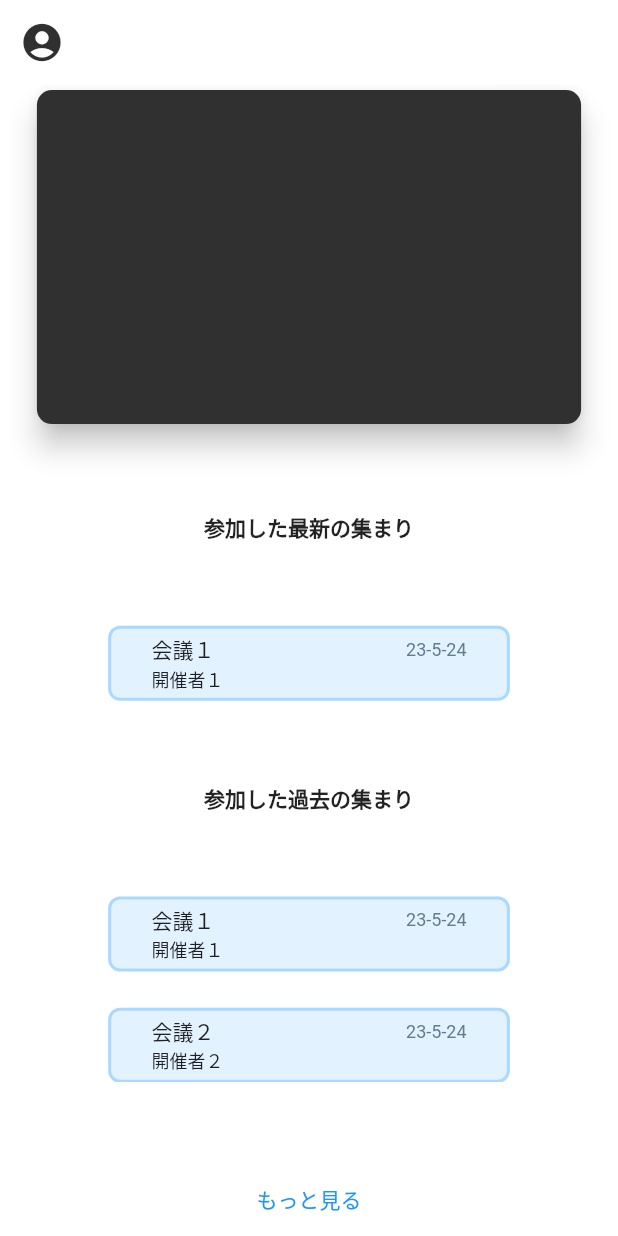
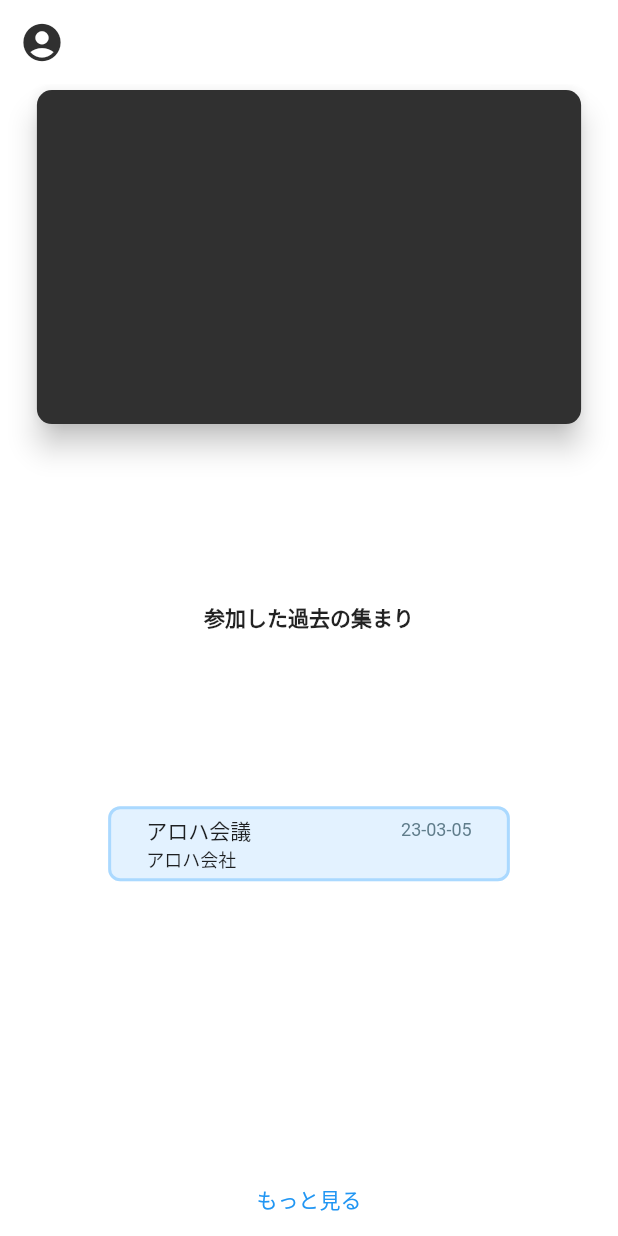
Before and after one commit to MpshamanA/hairakuApp, a Flutter app: the Home screen opened directly, after a tap on "もっと見る", on a phone screen of 412 x 824 dp. Run offline on Flutter 3.47's test engine with Material 2 defaults, Android fonts, the phone set to English and light mode, and no system bars; our stand-ins replace cloud_firestore, email_validator, firebase_auth, firebase_core, flutter_riverpod, qr_flutter; missing offline and left inert: qr_code_scanner; accounts and stored records are empty.

Commit message:
会議情報UIをfirestoreに接続して作成するように修正

```diff
--- a/lib/Page/Home/Home_page.dart
+++ b/lib/Page/Home/Home_page.dart
@@ -1,3 +1,6 @@
+import 'dart:math';
+
+import 'package:cloud_firestore/cloud_firestore.dart';
 import 'package:flutter/material.dart';
 import 'package:flutter_riverpod/flutter_riverpod.dart';
 import 'package:user_manage_qrcode/Page/AccountSetting/AccountSetting_page.dart';
@@ -5,61 +8,14 @@ import 'package:user_manage_qrcode/Page/AccountSetting/AccountSetting_page.dart'
 // import '../../Component/AlertBuilderForCupertino.dart';
 import '../../Const//ConstColors.dart';
 import '../../Custom/CustomMaterialPageRoute.dart';
-import '../../Model/Customer.dart';
+import '../../Component/UserCard.dart';
+import '../../Component/MeetingCard.dart';
 import '../../Providers/userInfo_provider.dart';
 // import '../../Providers/userManage_provider.dart';
 
-class _UserCard extends StatelessWidget {
-  _UserCard(
-      {Key? key,
-      required this.mainColor,
-      required this.customer,
-      required this.deviceSize})
-      : super(key: key);
+import 'package:intl/intl.dart';
 
-  final Customer customer;
-  final Color mainColor;
-  final Size deviceSize;
-
-  @override
-  Widget build(BuildContext context) {
-    return Center(
-      child: SizedBox(
-        height: deviceSize.height * 0.28,
-        width: deviceSize.width * 0.9,
-        child: Card(
-          color: mainColor, // Card自体の色
-          elevation: 8, // 影の離れ具合
-          shadowColor: Colors.black, // 影の色
-          shape: RoundedRectangleBorder(
-            // 枠線を変更できる
-            borderRadius: BorderRadius.circular(10),
-          ),
-          child: Center(
-            child: SizedBox(
-              child: ListTile(
-                title: Text(
-                  customer.name,
-                  textAlign: TextAlign.center,
-                  style: const TextStyle(
-                    color: Colors.white,
-                    fontSize: 22,
-                    fontWeight: FontWeight.bold,
-                  ),
-                ),
-                // subtitle: Text(
-                //   customer.companyName,
-                //   textAlign: TextAlign.center,
-                //   style: const TextStyle(color: Colors.white70),
-                // ),
-              ),
-            ),
-          ),
-        ),
-      ),
-    );
-  }
-}
+import 'dart:convert';
 
 class Home extends ConsumerStatefulWidget {
   Home({Key? key}) : super(key: key);
@@ -68,15 +24,8 @@ class Home extends ConsumerStatefulWidget {
 }
 
 class _HomeState extends ConsumerState<Home> {
-  //FireBaseからmeetings情報をとってくる
-  List<Map<String, dynamic>> meetings = [
-    {'id': 1, '会議名': '会議１', '開催者': '開催者１', '開催日': '23-5-24'},
-    {'id': 2, '会議名': '会議２', '開催者': '開催者２', '開催日': '23-5-24'},
-    {'id': 3, '会議名': '会議３', '開催者': '開催者３', '開催日': '23-5-24'},
-    {'id': 4, '会議名': '会議４', '開催者': '開催者４', '開催日': '23-5-24'},
-    {'id': 5, '会議名': '会議５', '開催者': '開催者５', '開催日': '23-5-24'},
-    {'id': 6, '会議名': '会議６', '開催者': '開催者６', '開催日': '23-5-24'},
-  ];
+  List<Map<String, dynamic>> meetingsd = [];
+  late String uid = ref.watch(userProvider).uid;
 
   @override
   Widget build(BuildContext context) {
@@ -110,32 +59,34 @@ class _HomeState extends ConsumerState<Home> {
       body: Column(
         mainAxisAlignment: MainAxisAlignment.spaceBetween,
         children: [
-          _UserCard(
+          UserCard(
             mainColor: ConstColors.mainColor,
             customer: ref.watch(userProvider),
             deviceSize: deviceSize,
           ),
-          Text(
-            '参加した最新の集まり',
-            style: TextStyle(fontWeight: FontWeight.bold),
-          ),
-          //参加してる
-          ref.watch(userProvider).isAdmission
-              ?
-              //データをとる時に最初の会議は削除する
-              MeetingCardWidget(
-                  deviceWidth: deviceWidth,
-                  meetingName: meetings[0]['会議名'],
-                  startDate: meetings[0]['開催日'],
-                  organizer: meetings[0]['開催者'])
+          // Text(
+          //   '参加した最新の集まり',
+          //   style: TextStyle(fontWeight: FontWeight.bold),
+          // ),
+          // //参加してる
+          // ref.watch(userProvider).isAdmission
+          //     ?
+          //     //データをとる時に最初の会議は削除する
+          //     MeetingCard(
+          //         deviceWidth: deviceWidth,
+          //         meetingName: meetings[0]['会議名'],
+          //         startDate: meetings[0]['開催日'],
+          //         organizer: meetings[0]['開催者'],
+          //       )
 
-              // : Text('入場ミーティングは無し')
-              // : Text('現在参加していません'),
-              : MeetingCardWidget(
-                  deviceWidth: deviceWidth,
-                  meetingName: meetings[0]['会議名'],
-                  startDate: meetings[0]['開催日'],
-                  organizer: meetings[0]['開催者']),
+          //     // : Text('入場ミーティングは無し')
+          //     // : Text('現在参加していません'),
+          //     : MeetingCard(
+          //         deviceWidth: deviceWidth,
+          //         meetingName: meetings[0]['会議名'],
+          //         startDate: meetings[0]['開催日'],
+          //         organizer: meetings[0]['開催者'],
+          //       ),
           //入場中の会議
           Text(
             "参加した過去の集まり",
@@ -146,30 +97,62 @@ class _HomeState extends ConsumerState<Home> {
             height: deviceHeight * 0.15,
             width: deviceWidth * 0.7,
             child: Scrollbar(
-              child: ListView.builder(
-                  // shrinkWrap: true,
-                  // itemCount: meetings.length,
-                  itemCount: 5,
-                  itemBuilder: (c, i) {
+              //firestoreからデータを取得して表示する
+              child: StreamBuilder<DocumentSnapshot>(
+                  stream: FirebaseFirestore.instance
+                      .collection('users')
+                      .doc(uid)
+                      .snapshots(),
+                  builder: (context, snapshot) {
+                    if (snapshot.hasError) {
+                      return Text('Error: ${snapshot.error}');
+                    } else if (snapshot.connectionState ==
+                        ConnectionState.waiting) {
+                      return Text('Loading...');
+                    }
+                    final data = snapshot.data!.data() as Map<String, dynamic>;
+                    final meetings = data['meetingsObj'] as List<dynamic>;
+
+                    return ListView.builder(
+                        //firestoreから取得したデータは最大５件まで表示する
+                        itemCount: meetings.length >= 5 ? 5 : meetings.length,
+                        itemBuilder: (_, i) {
                           //データをとる時に最初の会議は削除する
                           return SizedBox(
                             height: deviceHeight * 0.09,
                             child: Column(
                               mainAxisAlignment: MainAxisAlignment.spaceBetween,
                               children: [
-                          MeetingCardWidget(
+                                MeetingCard(
                                     deviceWidth: deviceWidth,
-                              meetingName: meetings[i]['会議名'],
-                              startDate: meetings[i]['開催日'],
-                              organizer: meetings[i]['開催者']),
+                                    meetingName: meetings[i]['meetingName'],
+                                    startDate: meetings[i]['startDate'],
+                                    organizer: meetings[i]['organizer']),
                               ],
                             ),
                           );
+                        });
                   }),
             ),
           ),
           TextButton(
-              onPressed: () {
+              onPressed: () async {
+                //テストで会議を追加してるがこれはQRコードを読み込んだときに実装する
+                await FirebaseFirestore.instance
+                    .collection('users')
+                    .doc(uid)
+                    .update({
+                  'meetingsObj': FieldValue.arrayUnion([
+                    {
+                      'id': "iodhjfposdjfpds",
+                      'meetingName': 'アロハ会議',
+                      'organizer': 'アロハ会社',
+                      'startDate': DateFormat('yy-MM-dd').format(DateTime.now())
+                    }
+                  ])
+                });
+
+                // await getMeetingsObj();
                 // Navigator.push(
                 //     context,
                 //     CustomMaterialPageRoute(
@@ -181,72 +164,3 @@ class _HomeState extends ConsumerState<Home> {
     );
   }
 }
-
-class MeetingCardWidget extends StatelessWidget {
-  const MeetingCardWidget(
-      {Key? key,
-      required this.deviceWidth,
-      required this.meetingName,
-      required this.startDate,
-      required this.organizer})
-      : super(key: key);
-
-  final double deviceWidth;
-  final String meetingName;
-  final String startDate;
-  final String organizer;
-
-  @override
-  Widget build(BuildContext context) {
-    return Container(
-      height: 50,
-      width: deviceWidth * 0.65,
-      // color: Colors.blueAccent,
-      decoration: BoxDecoration(
-          // 枠線
-          border:
-              Border.all(color: Color.fromARGB(130, 116, 192, 255), width: 2),
-          // 角丸
-          borderRadius: BorderRadius.circular(8),
-          color: Color.fromARGB(52, 116, 192, 255)),
-      child: Row(
-        mainAxisAlignment: MainAxisAlignment.center,
-
-        // crossAxisAlignment: CrossAxisAlignment.center,
-        children: [
-          Column(
-            crossAxisAlignment: CrossAxisAlignment.start,
-            mainAxisAlignment: MainAxisAlignment.center,
-            children: [
-              Row(
-                mainAxisAlignment: MainAxisAlignment.spaceBetween,
-                children: [
-                  SizedBox(
-                    width: deviceWidth * 0.4,
-                    child: Text(
-                      meetingName,
-                      // style: TextStyle(fontWeight: FontWeight.bold),
-                      overflow: TextOverflow.ellipsis,
-                    ),
-                  ),
-                  Padding(
-                    padding: const EdgeInsets.only(left: 5),
-                    child: Text(
-                      startDate,
-                      style: TextStyle(fontSize: 12, color: Colors.blueGrey),
-                    ),
-                  ),
-                ],
-              ),
-              Text(
-                organizer,
-                style: TextStyle(fontSize: 12),
-              ),
-              // Text('23-5-24'),
-            ],
-          ),
-        ],
-      ),
-    );
-  }
-}
```
Lines whose indentation alone changed are shown as unchanged.
